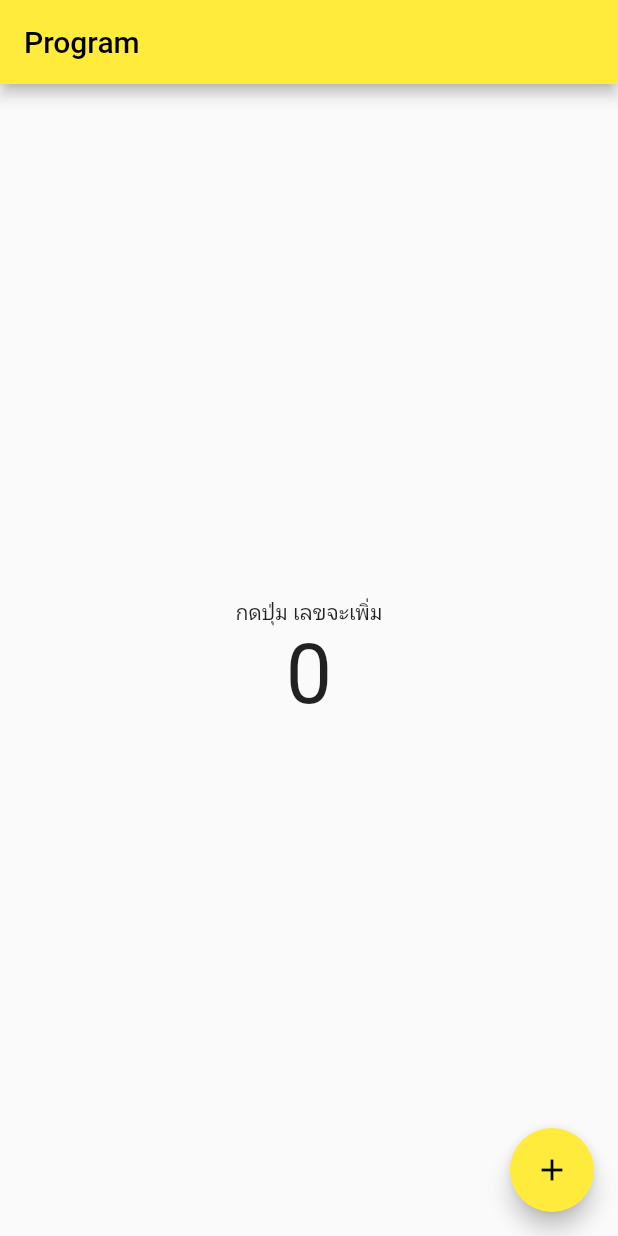
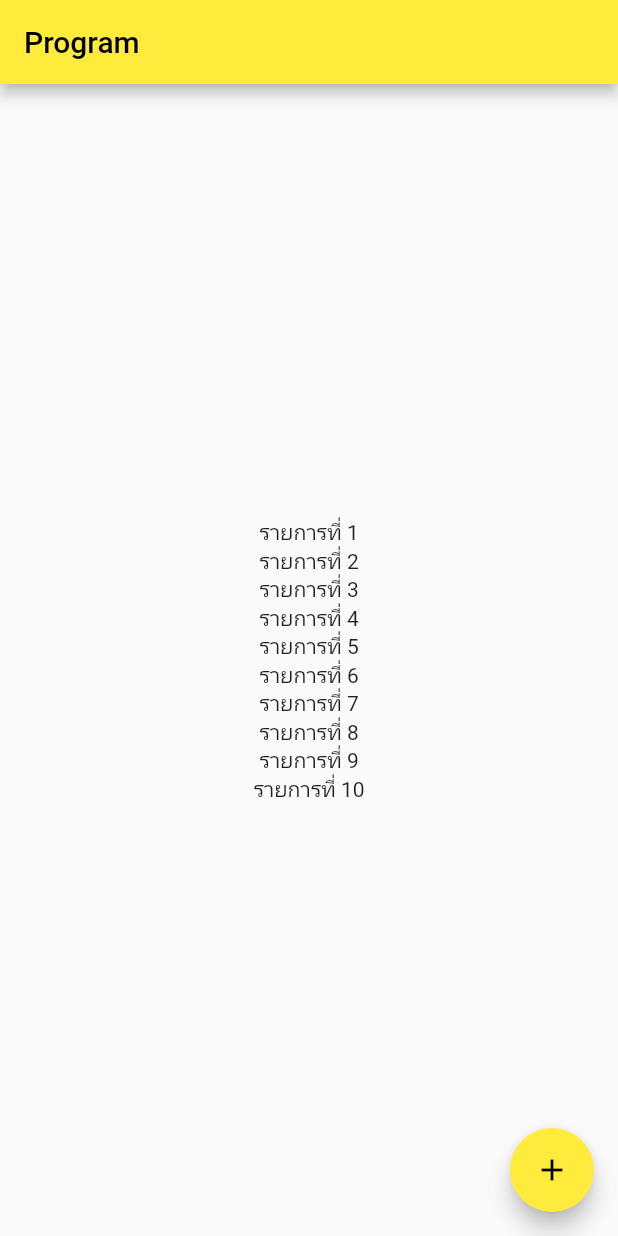
Before and after one commit to sarawut-bank/Appsara, a Flutter app: the screen it shows after launch, on a phone screen of 412 x 824 dp. Run offline on Flutter 3.47's test engine with Material 2 defaults, Android fonts, the phone set to English and light mode, and no system bars.

Commit message:
กำหนดกลุ่มข้อมูล

```diff
--- a/lib/main.dart
+++ b/lib/main.dart
@@ -26,12 +26,11 @@ class _MyHomepageState extends State<MyHomepage> {
 
   @override
   Widget build(BuildContext context) {
+    //ข้อมูล text widget
     List<Widget> data = [];
-    data.add(Text("กดปุ่ม เลขจะเพิ่ม"));
-    data.add(Text(
-      number.toString(),
-      style: TextStyle(fontSize: 55),
-    ));
+    for (var i = 0; i < 10; i++) {
+      data.add(Text("รายการที่ ${i + 1}"));
+    }
 
     return Scaffold(
       appBar: AppBar(
```
